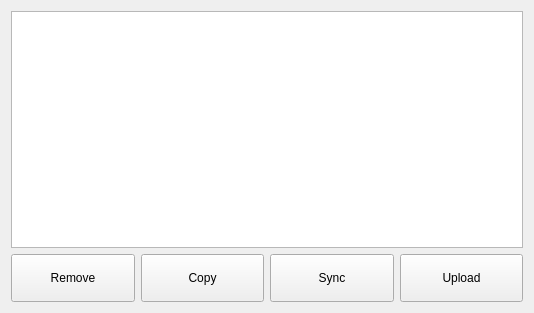
Qt form ui/memorywidget.ui (dmitry64/av20) before a commit.
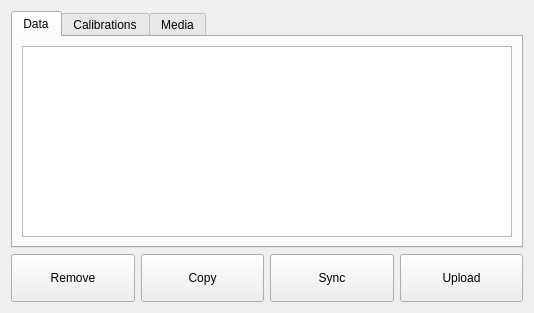
The same form after that commit. Icons and pictures are not drawn.

What changed in the file:
```diff
--- a/ui/memorywidget.ui
+++ b/ui/memorywidget.ui
@@ -18,11 +18,101 @@
   </property>
   <layout class="QVBoxLayout" name="verticalLayout_2">
    <item>
-    <layout class="QVBoxLayout" name="verticalLayout">
-     <item>
-      <widget class="QListWidget" name="listWidget"/>
-     </item>
-    </layout>
+    <widget class="QTabWidget" name="tabWidget">
+     <property name="font">
+      <font>
+       <weight>50</weight>
+       <bold>false</bold>
+      </font>
+     </property>
+     <property name="currentIndex">
+      <number>0</number>
+     </property>
+     <property name="iconSize">
+      <size>
+       <width>24</width>
+       <height>24</height>
+      </size>
+     </property>
+     <widget class="QWidget" name="tab">
+      <attribute name="icon">
+       <iconset resource="../resources.qrc">
+        <normaloff>:/icons/resources/icons/arrows_hamburger 2.png</normaloff>:/icons/resources/icons/arrows_hamburger 2.png</iconset>
+      </attribute>
+      <attribute name="title">
+       <string>Data</string>
+      </attribute>
+      <layout class="QVBoxLayout" name="verticalLayout_3">
+       <item>
+        <layout class="QVBoxLayout" name="verticalLayout">
+         <item>
+          <widget class="QListWidget" name="dataList">
+           <property name="font">
+            <font>
+             <pointsize>20</pointsize>
+             <weight>75</weight>
+             <bold>true</bold>
+            </font>
+           </property>
+          </widget>
+         </item>
+        </layout>
+       </item>
+      </layout>
+     </widget>
+     <widget class="QWidget" name="tab_2">
+      <attribute name="icon">
+       <iconset resource="../resources.qrc">
+        <normaloff>:/icons/resources/icons/basic_pencil_ruler.png</normaloff>:/icons/resources/icons/basic_pencil_ruler.png</iconset>
+      </attribute>
+      <attribute name="title">
+       <string>Calibrations</string>
+      </attribute>
+      <layout class="QVBoxLayout" name="verticalLayout_5">
+       <item>
+        <layout class="QVBoxLayout" name="verticalLayout_4">
+         <item>
+          <widget class="QListWidget" name="calibList">
+           <property name="font">
+            <font>
+             <pointsize>20</pointsize>
+             <weight>75</weight>
+             <bold>true</bold>
+            </font>
+           </property>
+          </widget>
+         </item>
+        </layout>
+       </item>
+      </layout>
+     </widget>
+     <widget class="QWidget" name="tab_3">
+      <attribute name="icon">
+       <iconset resource="../resources.qrc">
+        <normaloff>:/icons/resources/icons/basic_picture.png</normaloff>:/icons/resources/icons/basic_picture.png</iconset>
+      </attribute>
+      <attribute name="title">
+       <string>Media</string>
+      </attribute>
+      <layout class="QVBoxLayout" name="verticalLayout_7">
+       <item>
+        <layout class="QVBoxLayout" name="verticalLayout_6">
+         <item>
+          <widget class="QListWidget" name="mediaList">
+           <property name="font">
+            <font>
+             <pointsize>20</pointsize>
+             <weight>75</weight>
+             <bold>true</bold>
+            </font>
+           </property>
+          </widget>
+         </item>
+        </layout>
+       </item>
+      </layout>
+     </widget>
+    </widget>
    </item>
    <item>
     <layout class="QHBoxLayout" name="horizontalLayout">
```
